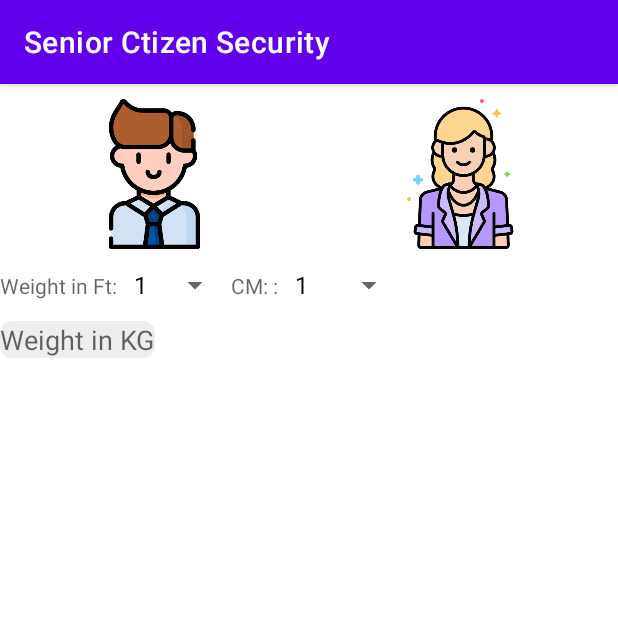
After one commit to ashifali3147/Senior-Citizen-Security, an Android app: the BmiHome screen opened directly, with no data from a screen before it, on a phone screen of 412 x 824 dp, the top half of it. The commit adds this screen. Run offline under Robolectric (Android 15) with nearby library versions, the phone set to English and light mode, and no system bars.

Commit message:
add BMI page

```diff
--- a/app/src/main/AndroidManifest.xml
+++ b/app/src/main/AndroidManifest.xml
@@ -9,6 +9,12 @@
         android:roundIcon="@mipmap/ic_launcher_round"
         android:supportsRtl="true"
         android:theme="@style/Theme.SeniorCtizenSecurity">
+        <activity
+            android:name=".BmiHome"
+            android:exported="true" />
+        <activity
+            android:name=".Home"
+            android:exported="true" />
         <activity
             android:name=".Register"
             android:exported="true" />
--- /dev/null
+++ b/app/src/main/java/dev/brainware/senior/BmiHome.java
@@ -0,0 +1,28 @@
+package dev.brainware.senior;
+
+import androidx.appcompat.app.AppCompatActivity;
+
+import android.os.Bundle;
+import android.widget.ArrayAdapter;
+import android.widget.Spinner;
+
+public class BmiHome extends AppCompatActivity {
+Spinner spnft, spninch;
+String[] foot, inch;
+ArrayAdapter<String> foot_adapter, inch_adapter;
+    @Override
+    protected void onCreate(Bundle savedInstanceState) {
+        super.onCreate(savedInstanceState);
+        setContentView(R.layout.activity_bmi_home);
+        spnft = (Spinner) findViewById(R.id.spnft);
+        foot = getResources().getStringArray(R.array.foot);
+        foot_adapter = new ArrayAdapter<String>(this, android.R.layout.simple_spinner_dropdown_item, foot);
+        spnft.setAdapter(foot_adapter);
+//        -------------------------[foot]----------------------
+        spninch = (Spinner) findViewById(R.id.spninch);
+        inch = getResources().getStringArray(R.array.inch);
+        inch_adapter = new ArrayAdapter<String>(this, android.R.layout.simple_spinner_dropdown_item, inch);
+        spnft.setAdapter(foot_adapter);
+        spninch.setAdapter(inch_adapter);
+    }
+}
--- a/app/src/main/java/dev/brainware/senior/LoginPage.java
+++ b/app/src/main/java/dev/brainware/senior/LoginPage.java
@@ -23,6 +23,7 @@ public class LoginPage extends AppCompatActivity {
             @Override
             public void onClick(View view) {
                 Toast.makeText(LoginPage.this, "Login", Toast.LENGTH_SHORT).show();
+                startActivity(new Intent(LoginPage.this, Home.class));
             }
         });
         tvRegister.setOnClickListener(new View.OnClickListener() {
--- a/app/src/main/java/dev/brainware/senior/MainActivity.java
+++ b/app/src/main/java/dev/brainware/senior/MainActivity.java
@@ -23,6 +23,6 @@ public class MainActivity extends AppCompatActivity {
                 // close this activity
                 finish();
             }
-        }, 3000);
+        }, 1000);
     }
 }
--- /dev/null
+++ b/app/src/main/res/layout/activity_bmi_home.xml
@@ -0,0 +1,61 @@
+<?xml version="1.0" encoding="utf-8"?>
+<LinearLayout xmlns:android="http://schemas.android.com/apk/res/android"
+    xmlns:app="http://schemas.android.com/apk/res-auto"
+    xmlns:tools="http://schemas.android.com/tools"
+    android:layout_width="match_parent"
+    android:layout_height="match_parent"
+    android:orientation="vertical"
+    tools:context=".BmiHome">
+    <LinearLayout
+        android:layout_width="match_parent"
+        android:layout_height="wrap_content"
+        android:weightSum="2"
+        android:layout_marginTop="10dp"
+        android:orientation="horizontal">
+        <ImageView
+            android:layout_width="100dp"
+            android:layout_height="100dp"
+            android:layout_weight="1"
+            android:src="@drawable/male_bmi"
+            />
+        <ImageView
+            android:layout_width="100dp"
+            android:layout_height="100dp"
+            android:layout_weight="1"
+            android:src="@drawable/female_bmi"
+            />
+    </LinearLayout>
+    <LinearLayout
+        android:layout_width="match_parent"
+        android:layout_height="wrap_content"
+        android:orientation="horizontal">
+        <TextView
+            android:layout_width="wrap_content"
+            android:layout_height="wrap_content"
+            android:hint="Weight in Ft: "/>
+        <Spinner
+            android:id="@+id/spnft"
+            android:layout_width="wrap_content"
+            android:layout_height="wrap_content"/>
+        <TextView
+            android:layout_width="wrap_content"
+            android:layout_height="wrap_content"
+            android:hint="CM: : "/>
+        <Spinner
+            android:id="@+id/spninch"
+            android:layout_width="wrap_content"
+            android:layout_height="wrap_content"/>
+    </LinearLayout>
+    <LinearLayout
+        android:layout_width="match_parent"
+        android:layout_height="wrap_content"
+        android:orientation="horizontal">
+        <EditText
+            android:layout_width="wrap_content"
+            android:layout_height="wrap_content"
+            android:hint="Weight in KG"
+            android:background="@drawable/textview_rounded"
+            android:inputType="number"/>
+    </LinearLayout>
+
+</LinearLayout>
--- a/app/src/main/res/layout/activity_register.xml
+++ b/app/src/main/res/layout/activity_register.xml
@@ -14,7 +14,7 @@
         android:layout_alignParentTop="true"
         android:layout_centerHorizontal="true"
         android:layout_marginTop="30dp"
-        app:srcCompat="@drawable/adduser" />
+        app:srcCompat="@drawable/adduser"/>
     <EditText
         android:id="@+id/tvName"
         android:hint=" Name"
--- a/app/src/main/res/values/strings.xml
+++ b/app/src/main/res/values/strings.xml
@@ -1,3 +1,26 @@
 <resources>
     <string name="app_name">Senior Ctizen Security</string>
+    <string-array name="foot">
+        <item>1</item>
+        <item>2</item>
+        <item>3</item>
+        <item>4</item>
+        <item>5</item>
+        <item>6</item>
+        <item>7</item>
+    </string-array>
+    <string-array name="inch">
+        <item>1</item>
+        <item>2</item>
+        <item>3</item>
+        <item>4</item>
+        <item>5</item>
+        <item>6</item>
+        <item>7</item>
+        <item>8</item>
+        <item>9</item>
+        <item>10</item>
+        <item>11</item>
+        <item>12</item>
+    </string-array>
 </resources>
```
Also changed, not shown: app/src/main/java/dev/brainware/senior/Home.java (added, +26 -0 lines), app/src/main/res/layout/activity_home.xml (added, +28 -0 lines), app/src/main/res/layout/activity_login_page.xml (+5 -5 lines), app/src/main/res/drawable/bmi_icon.png (added), app/src/main/res/drawable/female_bmi.png (added), app/src/main/res/drawable/male_bmi.png (added).
